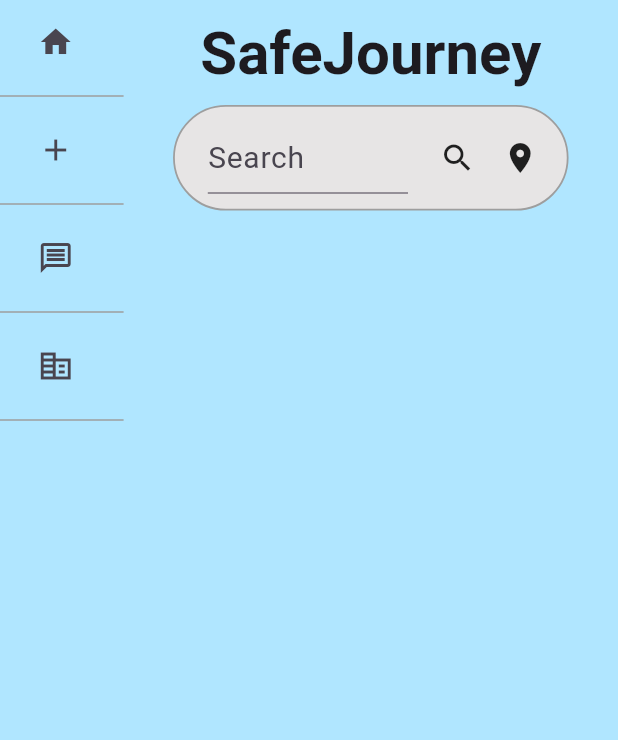
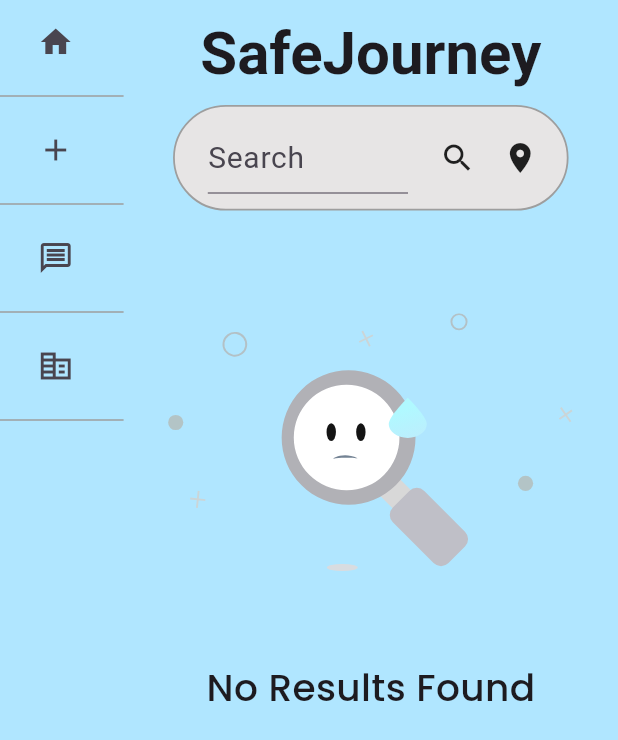
Before and after one commit to Priyanshu-agr/safeJourney, a Flutter app: the screen it shows after launch, on a phone screen of 412 x 824 dp. Shown: the top 740 px of the screen. Run offline on Flutter 3.47's test engine with Material 2 defaults, Android fonts, the light colour scheme and no system bars; our stand-ins replace geolocator, google_fonts, google_nav_bar, lottie.

Commit message:
Added the No Records Found Animation and created a snackbar for data submitted

```diff
--- a/safe_journey/lib/Screens/home_screen.dart
+++ b/safe_journey/lib/Screens/home_screen.dart
@@ -3,6 +3,8 @@ import 'dart:convert';
 import 'package:flutter/foundation.dart';
 import 'package:flutter/material.dart';
 import 'package:geolocator/geolocator.dart';
+import 'package:google_fonts/google_fonts.dart';
+import 'package:lottie/lottie.dart';
 import 'package:provider/provider.dart';
 import 'package:safe_journey/data_base.dart';
 import 'package:safe_journey/models/scam_model.dart';
@@ -368,6 +370,14 @@ class _HomeScreenState extends State<HomeScreen> {
                 ),
               ),
             ),
+          if(scams.isEmpty)
+            Column(
+              children: [
+                SizedBox(
+                  height:300,width:300,child: Lottie.asset("assets/animations/no_records.json")),
+                  Text("No Results Found",style: GoogleFonts.poppins(fontSize: 25,fontWeight: FontWeight.w500)),
+              ],
+            ),
           if (scams.isNotEmpty && isLoading == false)
             GridView.builder(
               physics: const NeverScrollableScrollPhysics(),
--- a/safe_journey/lib/data_base.dart
+++ b/safe_journey/lib/data_base.dart
@@ -15,8 +15,8 @@ class Data extends ChangeNotifier {
     return {..._appBarItems};
   }
 
-  static const address = String.fromEnvironment("ADDRESS");
-  // static const address = "http://localhost:3000";
+  // static const address = String.fromEnvironment("ADDRESS");
+  static const address = "http://localhost:3000";
 
   Future<void> sendData(toSend) async {
     print(toSend);
--- a/safe_journey/pubspec.yaml
+++ b/safe_journey/pubspec.yaml
@@ -44,6 +44,8 @@ dependencies:
   flutter_dotenv:
   rive:
   google_nav_bar:
+  lottie: ^2.6.0
+  google_fonts: ^5.1.0
 
 dev_dependencies:
   flutter_test:
@@ -68,8 +70,8 @@ flutter:
   uses-material-design: true
 
   # To add assets to your application, add an assets section, like this:
-  # assets:
-  #   - images/a_dot_burr.jpeg
+  assets:
+    - assets/animations/
   #   - images/a_dot_ham.jpeg
   # assets:
   #   - .env
```
Also changed, not shown: safe_journey/assets/animations/no_records.json (added, +1 -0 lines), safe_journey/lib/Screens/input_form.dart (+10 -7 lines), safe_journey/pubspec.lock, 1 other file.
